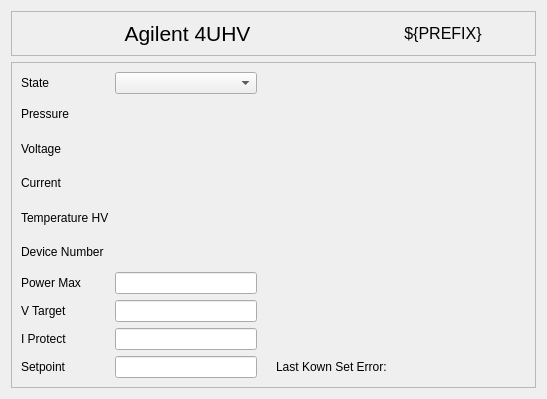
First picture: the form in ui/agilent4uhv/channel.ui, repository lnls-sirius/pydm-opi, before the edit.
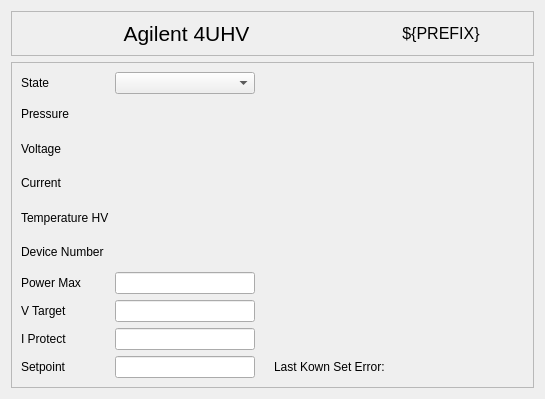
Second picture: the form after the edit. Custom widgets are drawn as their Qt base class.

Patch:
```diff
--- a/ui/agilent4uhv/channel.ui
+++ b/ui/agilent4uhv/channel.ui
@@ -6,8 +6,8 @@
    <rect>
     <x>0</x>
     <y>0</y>
-    <width>547</width>
-    <height>390</height>
+    <width>545</width>
+    <height>389</height>
    </rect>
   </property>
   <property name="windowTitle">
@@ -147,10 +147,10 @@
         <widget class="PyDMByteIndicator" name="PyDMByteIndicator">
          <property name="geometry">
           <rect>
-           <x>0</x>
-           <y>0</y>
-           <width>217</width>
-           <height>156</height>
+           <x>6</x>
+           <y>6</y>
+           <width>211</width>
+           <height>241</height>
           </rect>
          </property>
          <property name="toolTip">
@@ -605,26 +605,26 @@
   </layout>
  </widget>
  <customwidgets>
-  <customwidget>
-   <class>PyDMLabel</class>
-   <extends>QLabel</extends>
-   <header>pydm.widgets.label</header>
-  </customwidget>
-  <customwidget>
-   <class>PyDMByteIndicator</class>
-   <extends>QWidget</extends>
-   <header>pydm.widgets.byte</header>
-  </customwidget>
   <customwidget>
    <class>PyDMEnumComboBox</class>
    <extends>QComboBox</extends>
    <header>pydm.widgets.enum_combo_box</header>
   </customwidget>
+  <customwidget>
+   <class>PyDMByteIndicator</class>
+   <extends>QWidget</extends>
+   <header>pydm.widgets.byte</header>
+  </customwidget>
   <customwidget>
    <class>PyDMLineEdit</class>
    <extends>QLineEdit</extends>
    <header>pydm.widgets.line_edit</header>
   </customwidget>
+  <customwidget>
+   <class>PyDMLabel</class>
+   <extends>QLabel</extends>
+   <header>pydm.widgets.label</header>
+  </customwidget>
  </customwidgets>
  <resources/>
  <connections/>
```
Left out of the diff: 96 changed lines with no effect on the pictures.
